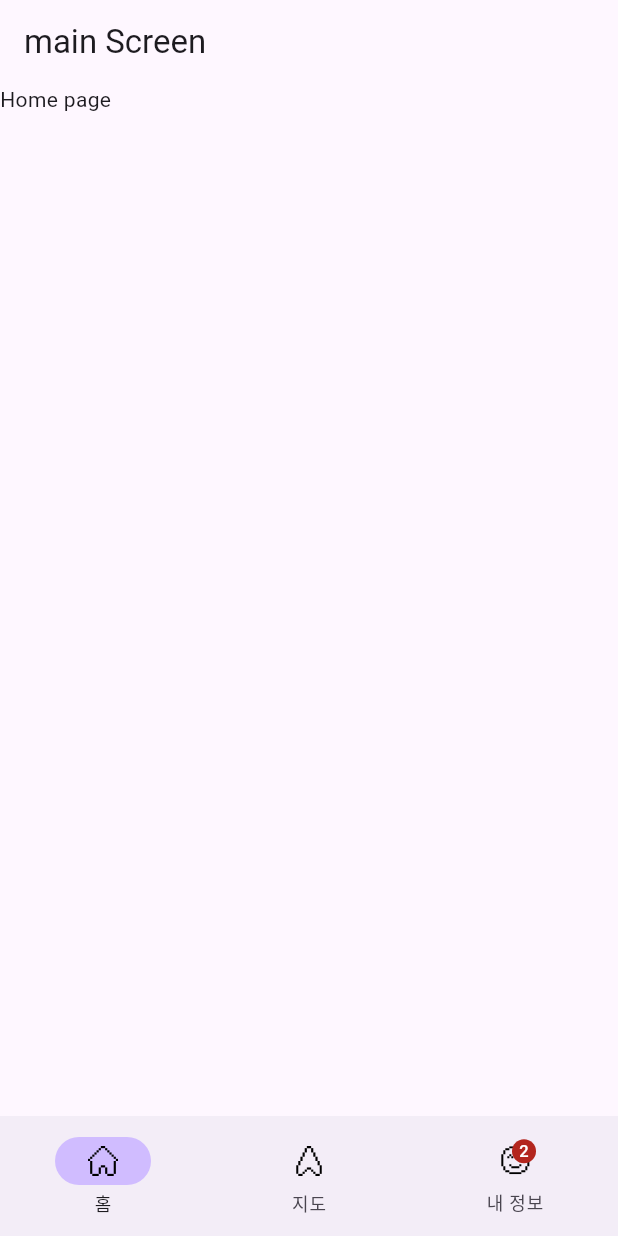
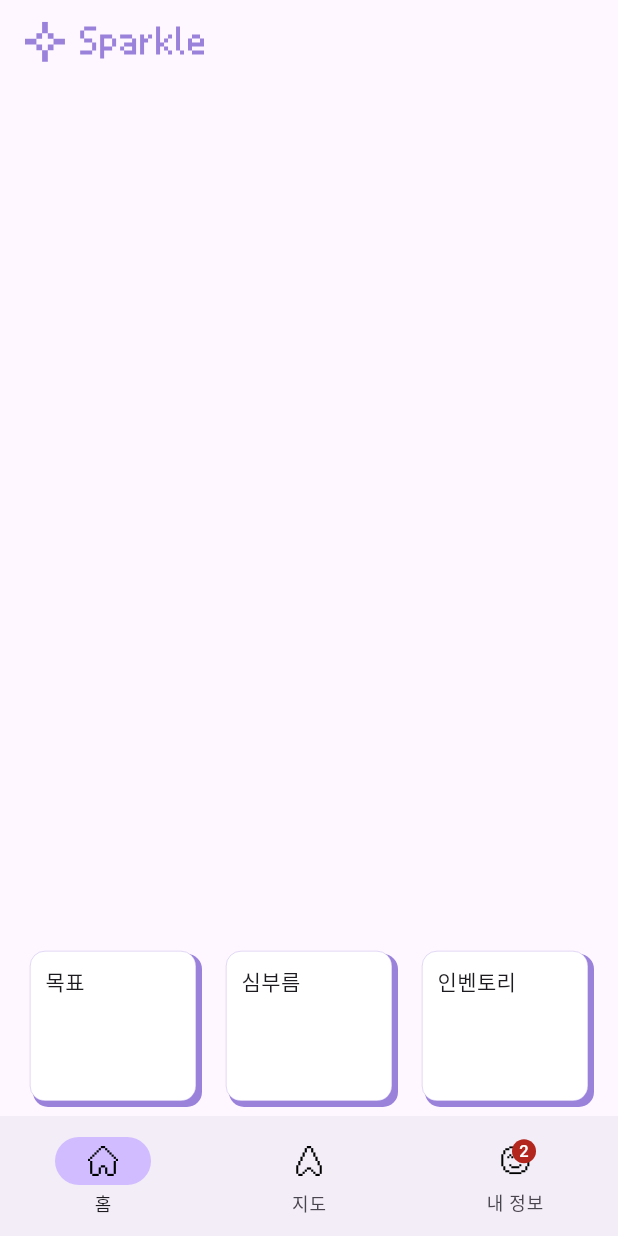
Before and after one commit to GDSC-KU-Sparkle/Sparkle-Flutter, a Flutter app: the screen it shows after launch, on a phone screen of 412 x 824 dp. Run offline on Flutter 3.47's test engine with Material 3 defaults, Android fonts, the light colour scheme and no system bars; our stand-ins replace flutter_native_splash, flutter_svg.

Commit message:
feat : Add bottom items on home screen
- new Screen added (home_screen)
- new Component added (CardBottom)

```diff
--- /dev/null
+++ b/lib/components/card.dart
@@ -0,0 +1,30 @@
+import 'package:flutter/material.dart';
+import 'package:sparkle/utils/colors.dart';
+
+class CardBottom extends StatelessWidget {
+  final String title;
+  const CardBottom({super.key, required this.title});
+
+  @override
+  Widget build(BuildContext context) {
+    return Expanded(
+      child: Container(
+        height: 100,
+        padding: EdgeInsets.all(10),
+        decoration: BoxDecoration(
+            color: Colors.white,
+            border: Border.all(color: Color(PrimaryColor[60]!), width: 0.2),
+            borderRadius: BorderRadius.circular(10),
+            boxShadow: [
+              BoxShadow(
+                color: Color(PrimaryColor[60]!),
+                spreadRadius: 1,
+
+                offset: Offset(3, 3), // changes position of shadow
+              ),
+            ]),
+        child: Text(title),
+      ),
+    );
+  }
+}
--- /dev/null
+++ b/lib/screen/home_screen.dart
@@ -0,0 +1,36 @@
+import 'package:flutter/material.dart';
+import 'package:sparkle/components/card.dart';
+import 'package:sparkle/utils/colors.dart';
+
+class HomeScreen extends StatelessWidget {
+  const HomeScreen({super.key});
+
+  @override
+  Widget build(BuildContext context) {
+    return Scaffold(
+      body: Container(
+          child: Stack(
+        children: [
+          Align(
+              alignment: Alignment.bottomCenter,
+              child: Container(
+                margin: EdgeInsets.symmetric(horizontal: 20, vertical: 10),
+                child: Row(
+                    mainAxisAlignment: MainAxisAlignment.spaceAround,
+                    children: [
+                      CardBottom(title: "목표"),
+                      SizedBox(
+                        width: 20,
+                      ),
+                      CardBottom(title: "심부름"),
+                      SizedBox(
+                        width: 20,
+                      ),
+                      CardBottom(title: "인벤토리")
+                    ]),
+              ))
+        ],
+      )),
+    );
+  }
+}
--- a/lib/screen/main_screen.dart
+++ b/lib/screen/main_screen.dart
@@ -1,5 +1,6 @@
 import 'package:flutter/material.dart';
 import 'package:flutter_svg/svg.dart';
+import 'package:sparkle/screen/home_screen.dart';
 import 'package:sparkle/utils/colors.dart';
 
 class MainScreen extends StatefulWidget {
@@ -16,7 +17,11 @@ class _MainScreenState extends State<MainScreen> {
   Widget build(BuildContext context) {
     return Scaffold(
       appBar: AppBar(
-        title: Text('main Screen'),
+        title: SvgPicture.asset(
+          "assets/images/sparkle_appbar_logo.svg",
+          width: 120,
+          height: 30,
+        ),
       ),
       bottomNavigationBar: NavigationBar(
         onDestinationSelected: (int index) {
@@ -57,7 +62,7 @@ class _MainScreenState extends State<MainScreen> {
         ],
       ),
       body: <Widget>[
-        Text('Home page'),
+        HomeScreen(),
         Text('map page'),
         Text('my page')
       ][currentPageIndex],
```
Also changed, not shown: assets/images/sparkle_appbar_logo.svg (added).
